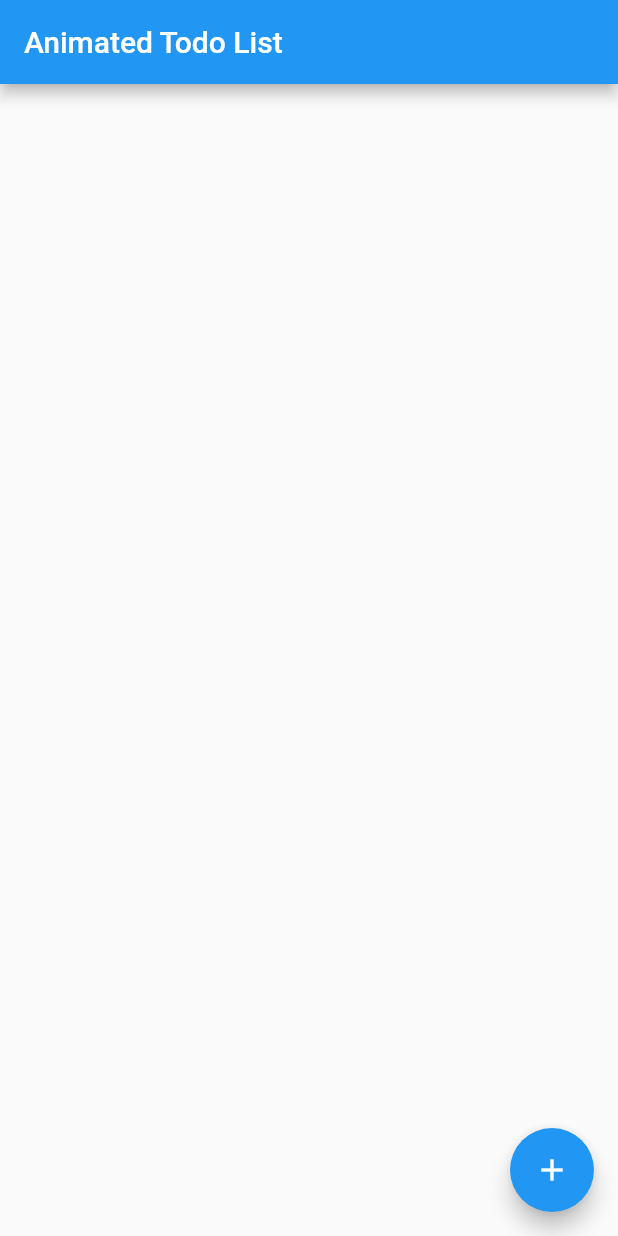
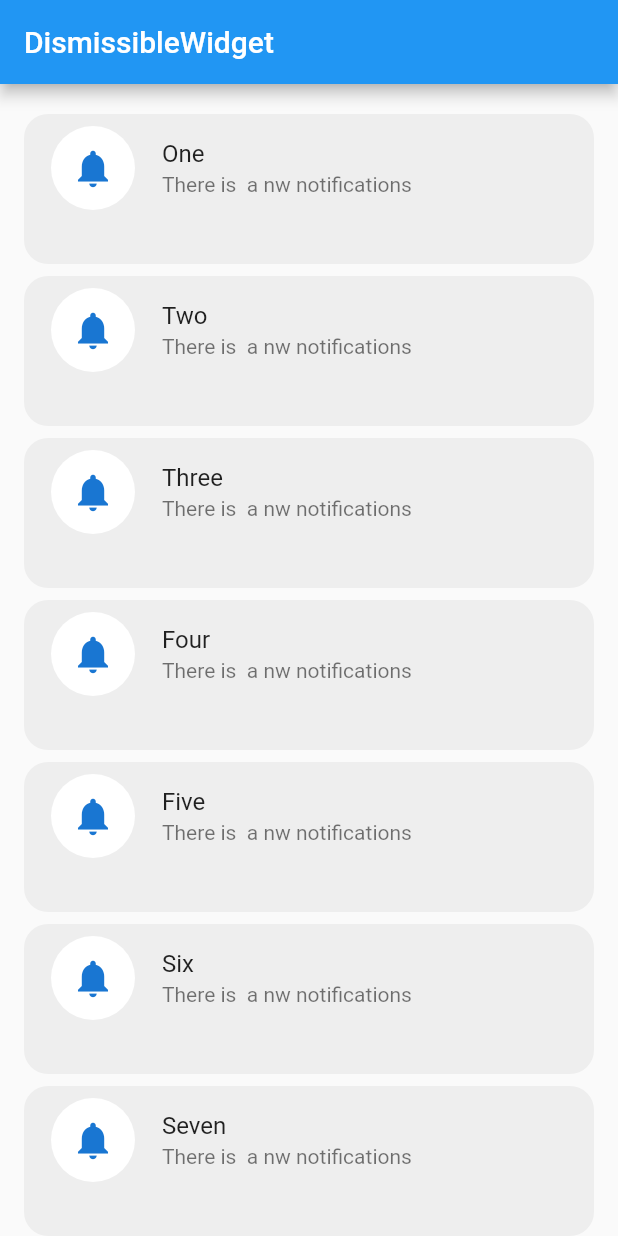
Before and after one commit to Faiz-rhm/Flutter_Widgets, a Flutter app: the screen it shows after launch, on a phone screen of 412 x 824 dp. Run offline on Flutter 3.47's test engine with Material 2 defaults, Android fonts, the phone set to English and light mode, and no system bars.

Commit message:
Add Dismissible Widget

```diff
--- a/lib/main.dart
+++ b/lib/main.dart
@@ -1,5 +1,5 @@
 import 'package:flutter/material.dart';
-import 'package:flutter_widgets/widgets/animated_list_widget.dart';
+import 'package:flutter_widgets/widgets/dismissible_widget.dart';
 
 void main() {
   runApp(const MyApp());
@@ -26,7 +26,7 @@ class MyApp extends StatelessWidget {
         // is not restarted.
         primarySwatch: Colors.blue,
       ),
-      home: const AnimatedListWidget()
+      home: const DismissibleWidget()
     );
   }
 }
--- /dev/null
+++ b/lib/widgets/dismissible_widget.dart
@@ -0,0 +1,112 @@
+import 'package:flutter/material.dart';
+
+class DismissibleWidget extends StatefulWidget {
+  const DismissibleWidget({super.key});
+
+  @override
+  State<DismissibleWidget> createState() => _DismissibleWidgetState();
+}
+
+class _DismissibleWidgetState extends State<DismissibleWidget> {
+
+  final List<String> _values = ['One', 'Two', 'Three', 'Four', 'Five', 'Six', 'Seven', 'Eight', 'Nine', 'Ten'];
+
+  @override
+  Widget build(BuildContext context) {
+    return Scaffold(
+      appBar: AppBar(
+        title: const Text("DismissibleWidget"),
+      ),
+      body: ListView.builder(
+        padding: const EdgeInsets.all(16),
+        itemCount: _values.length,
+        itemBuilder: (BuildContext  context, int  index) {
+          var item  = _values[index];
+
+          return Dismissible(
+            key: Key(item),
+            onDismissed: (direction) {
+              if(direction == DismissDirection.startToEnd){
+                print('Remove');
+              }else {
+                print('Favorites');
+              }
+              setState(() {
+                _values.removeAt(index);
+              });
+            },
+            confirmDismiss: (direction) {
+              return showDialog(
+                context: context,
+                builder: (BuildContext context) {
+                  return AlertDialog(
+                    title: const Text('Confirm Remove'),
+                    content: const Text('Are you sure you want to remove this item?'),
+                    actions: [
+                      TextButton(
+                        onPressed: () => Navigator.of(context).pop(true),
+                        child: const Text('Delete'),
+                      ),
+                      TextButton(
+                        onPressed: () => Navigator.of(context).pop(false),
+                        child: const Text('Cancel'),
+                      ),
+                    ],
+                  );
+                }
+              );
+            },
+            background: Container(
+              margin: const EdgeInsets.all(12),
+              padding: const EdgeInsets.all(24),
+              alignment: Alignment.centerLeft,
+              decoration: BoxDecoration(
+                color: Colors.red,
+                borderRadius: BorderRadius.circular(16)
+              ),
+              child: const Icon(Icons.delete, color: Colors.white, size: 30,),
+            ),
+            secondaryBackground: Container(
+              margin: const EdgeInsets.all(12),
+              padding: const EdgeInsets.all(24),
+              alignment: Alignment.centerRight,
+              decoration: BoxDecoration(
+                color: Colors.green,
+                borderRadius: BorderRadius.circular(16)
+              ),
+              child: const Icon(Icons.star, color: Colors.white, size: 30,),
+            ),
+            child: NotificationCard(item: item),
+          );
+        },
+      ),
+    );
+  }
+}
+
+class NotificationCard extends StatelessWidget {
+  const NotificationCard({super.key, required this.item});
+
+  final String item;
+
+  @override
+  Widget build(BuildContext context) {
+    return Container(
+      margin: const EdgeInsets.symmetric(vertical: 4),
+      height: 100,
+      decoration: BoxDecoration(
+        color: Colors.grey.shade200,
+        borderRadius: BorderRadius.circular(16)
+      ),
+      child: ListTile(
+        leading: const CircleAvatar(
+          backgroundColor: Colors.white,
+          maxRadius: 30,
+          child: Icon(Icons.notifications, size: 30,),
+        ),
+        title: Text(item),
+        subtitle: const Text('There is  a nw notifications'),
+      ),
+    );
+  }
+}
```
